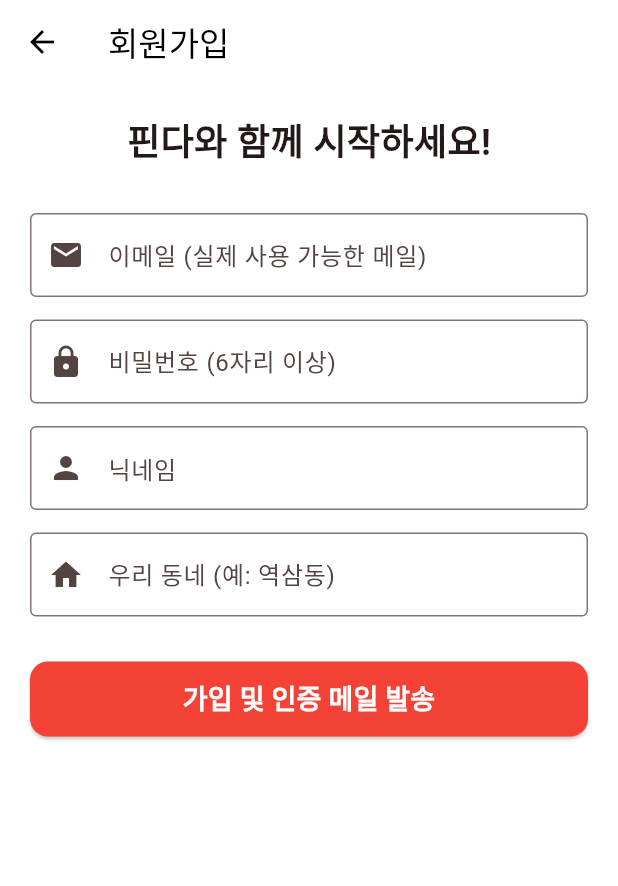
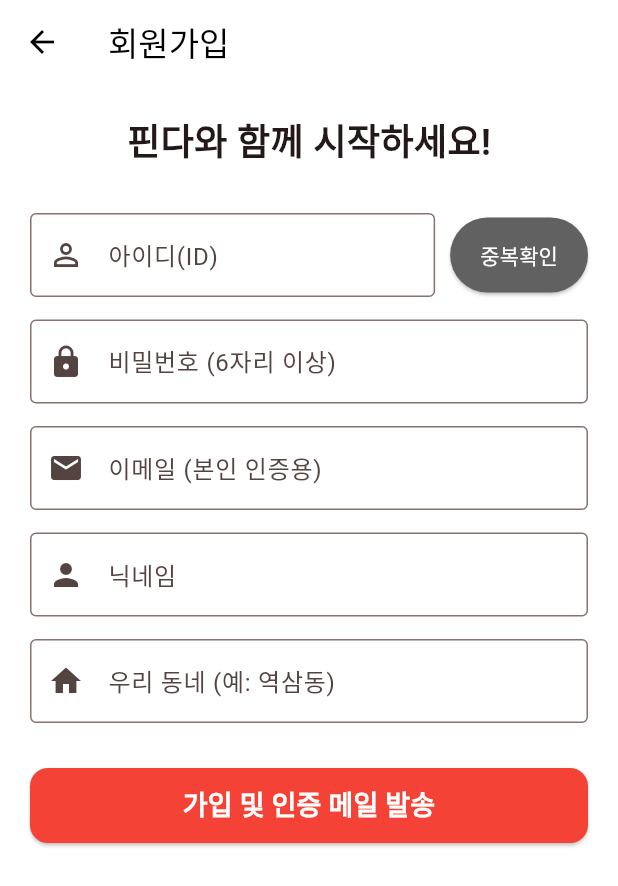
Before and after one commit to hyunwoogod/Pinda_MVP, a Flutter app: the SignUpScreen screen opened directly, on a phone screen of 412 x 824 dp. Shown: the top 886 px of the screen. Run offline on Flutter 3.47's test engine with Material 3 defaults, Android fonts, the phone set to English and light mode, and no system bars; our stand-ins replace cloud_firestore, firebase_auth, firebase_core, geolocator, web; missing offline and left inert: dart:js_interop, dart:ui_web; accounts and stored records are empty; Roboto replaces fonts that are missing (Pretendard).

Commit message:
Feat: Complete ID-based Authentication (ID Login & Enhanced Signup Layout)

```diff
--- a/lib/screens/signup_screen.dart
+++ b/lib/screens/signup_screen.dart
@@ -10,14 +10,64 @@
 }
 
 class _SignUpScreenState extends State<SignUpScreen> {
+  final _idController = TextEditingController(); // ID Controller
   final _emailController = TextEditingController();
   final _passwordController = TextEditingController();
   final _nicknameController = TextEditingController();
   final _addressController = TextEditingController();
 
   bool _isLoading = false;
+  bool _isIdChecked = false; // ID 중복확인 여부
+
+  // ID 중복 확인
+  Future<void> _checkIdDuplicate() async {
+    if (_idController.text.trim().isEmpty) {
+      ScaffoldMessenger.of(context).showSnackBar(
+        const SnackBar(content: Text("아이디를 입력해주세요.")),
+      );
+      return;
+    }
+
+    setState(() => _isLoading = true);
+    try {
+      final snapshot = await FirebaseFirestore.instance
+          .collection('users')
+          .where('username', isEqualTo: _idController.text.trim())
+          .get();
+
+      if (snapshot.docs.isNotEmpty) {
+        if (mounted) {
+          ScaffoldMessenger.of(context).showSnackBar(
+            const SnackBar(content: Text("이미 사용 중인 아이디입니다.")),
+          );
+          setState(() => _isIdChecked = false);
+        }
+      } else {
+        if (mounted) {
+          ScaffoldMessenger.of(context).showSnackBar(
+            const SnackBar(content: Text("사용 가능한 아이디입니다.")),
+          );
+          setState(() => _isIdChecked = true);
+        }
+      }
+    } catch (e) {
+      if (mounted) {
+        ScaffoldMessenger.of(context).showSnackBar(
+          SnackBar(content: Text("중복 확인 중 오류가 발생했습니다: $e")),
+        );
+      }
+    } finally {
+      if (mounted) setState(() => _isLoading = false);
+    }
+  }
 
   Future<void> _register() async {
+    if (!_isIdChecked) {
+      ScaffoldMessenger.of(context).showSnackBar(
+        const SnackBar(content: Text("아이디 중복 확인을 해주세요.")),
+      );
+      return;
+    }
     if (_emailController.text.isEmpty ||
         _passwordController.text.isEmpty ||
         _nicknameController.text.isEmpty ||
@@ -30,7 +80,7 @@
 
     setState(() => _isLoading = true);
     try {
-      // 1. Firebase Auth 사용자 생성
+      // 1. Firebase Auth 사용자 생성 (이메일 기반)
       UserCredential userCredential = await FirebaseAuth.instance
           .createUserWithEmailAndPassword(
               email: _emailController.text.trim(),
@@ -41,8 +91,9 @@
         // 2. 이메일 인증 메일 발송
         await user.sendEmailVerification();
 
-        // 3. Firestore에 사용자 추가 정보 저장
+        // 3. Firestore에 사용자 추가 정보 저장 (username 포함)
         await FirebaseFirestore.instance.collection('users').doc(user.uid).set({
+          'username': _idController.text.trim(), // ID 저장
           'nickname': _nicknameController.text.trim(),
           'address': _addressController.text.trim(),
           'level': 1,
@@ -83,9 +134,11 @@
         SnackBar(content: Text(message)),
       );
     } catch (e) {
+      if (mounted) {
         ScaffoldMessenger.of(context).showSnackBar(
           SnackBar(content: Text("오류가 발생했습니다: $e")),
         );
+      }
     } finally {
       if (mounted) setState(() => _isLoading = false);
     }
@@ -110,17 +163,37 @@
               style: TextStyle(fontSize: 24, fontWeight: FontWeight.bold),
             ),
             const SizedBox(height: 30),
-            TextField(
-              controller: _emailController,
+
+            // 아이디 입력 및 중복 확인
+            Row(
+              children: [
+                Expanded(
+                  child: TextField(
+                    controller: _idController,
                     decoration: const InputDecoration(
-                labelText: "이메일 (실제 사용 가능한 메일)",
-                hintText: "example@email.com",
+                      labelText: "아이디(ID)",
                       border: OutlineInputBorder(),
-                prefixIcon: Icon(Icons.email),
+                      prefixIcon: Icon(Icons.perm_identity),
                     ),
-              keyboardType: TextInputType.emailAddress,
+                    onChanged: (value) => setState(() => _isIdChecked = false),
+                  ),
+                ),
+                const SizedBox(width: 10),
+                ElevatedButton(
+                  onPressed: _checkIdDuplicate,
+                  style: ElevatedButton.styleFrom(
+                    backgroundColor:
+                        _isIdChecked ? Colors.green : Colors.grey[700],
+                    foregroundColor: Colors.white,
+                    padding: const EdgeInsets.symmetric(
+                        horizontal: 20, vertical: 15),
+                  ),
+                  child: Text(_isIdChecked ? "확인됨" : "중복확인"),
+                ),
+              ],
             ),
             const SizedBox(height: 15),
+
             TextField(
               controller: _passwordController,
               decoration: const InputDecoration(
@@ -129,6 +202,18 @@
                 prefixIcon: Icon(Icons.lock),
               ),
               obscureText: true,
+            ),
+            const SizedBox(height: 15),
+
+            TextField(
+              controller: _emailController,
+              decoration: const InputDecoration(
+                labelText: "이메일 (본인 인증용)",
+                hintText: "example@email.com",
+                border: OutlineInputBorder(),
+                prefixIcon: Icon(Icons.email),
+              ),
+              keyboardType: TextInputType.emailAddress,
             ),
             const SizedBox(height: 15),
             TextField(
```
Lines whose indentation alone changed are shown as unchanged.
